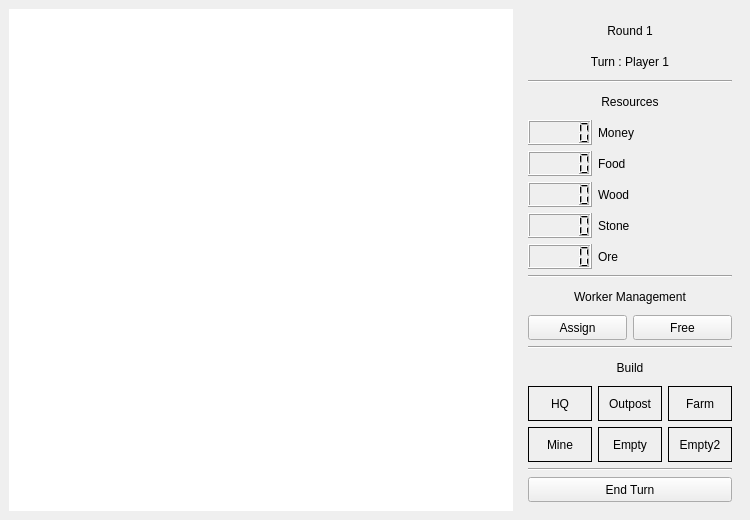
First picture: the form in Game/mapwindow.ui, repository nikkenu/Programming-3-Techniques, before the edit.
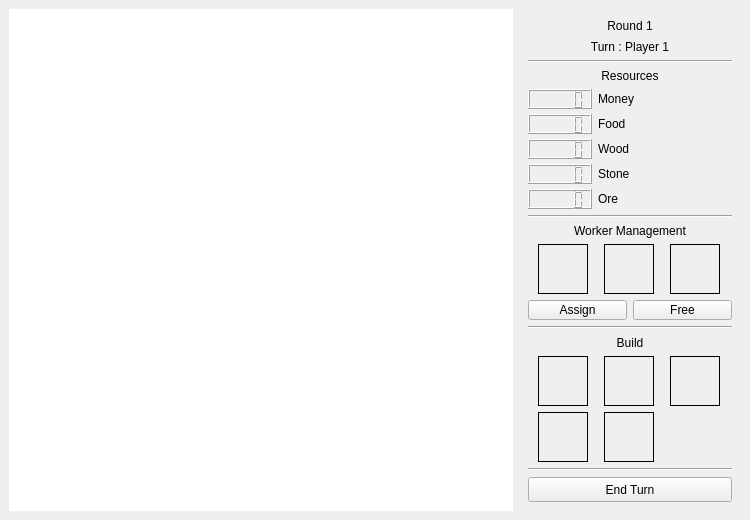
Second picture: the form after the edit. Icons and pictures are not drawn.

Diff of the .ui file:
```diff
--- a/Game/mapwindow.ui
+++ b/Game/mapwindow.ui
@@ -92,13 +92,13 @@
              <property name="minimumSize">
               <size>
                <width>0</width>
-               <height>25</height>
+               <height>15</height>
               </size>
              </property>
              <property name="maximumSize">
               <size>
                <width>16777215</width>
-               <height>25</height>
+               <height>15</height>
               </size>
              </property>
              <property name="text">
@@ -114,13 +114,13 @@
              <property name="minimumSize">
               <size>
                <width>0</width>
-               <height>25</height>
+               <height>15</height>
               </size>
              </property>
              <property name="maximumSize">
               <size>
                <width>16777215</width>
-               <height>25</height>
+               <height>15</height>
               </size>
              </property>
              <property name="text">
@@ -133,6 +133,12 @@
            </item>
            <item>
             <widget class="Line" name="line">
+             <property name="maximumSize">
+              <size>
+               <width>16777215</width>
+               <height>2</height>
+              </size>
+             </property>
              <property name="orientation">
               <enum>Qt::Horizontal</enum>
              </property>
@@ -140,16 +146,22 @@
            </item>
            <item>
             <widget class="QLabel" name="resourcesTitle">
+             <property name="sizePolicy">
+              <sizepolicy hsizetype="Preferred" vsizetype="Fixed">
+               <horstretch>0</horstretch>
+               <verstretch>0</verstretch>
+              </sizepolicy>
+             </property>
              <property name="minimumSize">
               <size>
                <width>0</width>
-               <height>25</height>
+               <height>15</height>
               </size>
              </property>
              <property name="maximumSize">
               <size>
                <width>16777215</width>
-               <height>25</height>
+               <height>15</height>
               </size>
              </property>
              <property name="text">
@@ -162,40 +174,70 @@
            </item>
            <item>
             <layout class="QFormLayout" name="formLayout">
+             <property name="fieldGrowthPolicy">
+              <enum>QFormLayout::ExpandingFieldsGrow</enum>
+             </property>
+             <property name="rowWrapPolicy">
+              <enum>QFormLayout::DontWrapRows</enum>
+             </property>
              <property name="labelAlignment">
               <set>Qt::AlignCenter</set>
              </property>
              <property name="formAlignment">
               <set>Qt::AlignHCenter|Qt::AlignTop</set>
              </property>
+             <property name="horizontalSpacing">
+              <number>6</number>
+             </property>
+             <property name="verticalSpacing">
+              <number>5</number>
+             </property>
+             <property name="topMargin">
+              <number>0</number>
+             </property>
+             <property name="bottomMargin">
+              <number>0</number>
+             </property>
              <item row="0" column="0">
               <widget class="QLCDNumber" name="moneyLCDNumber">
+               <property name="sizePolicy">
+                <sizepolicy hsizetype="Expanding" vsizetype="Expanding">
+                 <horstretch>0</horstretch>
+                 <verstretch>0</verstretch>
+                </sizepolicy>
+               </property>
                <property name="minimumSize">
                 <size>
                  <width>0</width>
-                 <height>25</height>
+                 <height>20</height>
                 </size>
                </property>
                <property name="maximumSize">
                 <size>
                  <width>16777215</width>
-                 <height>25</height>
+                 <height>5355</height>
                 </size>
                </property>
               </widget>
              </item>
              <item row="0" column="1">
               <widget class="QLabel" name="moneyTitle">
+               <property name="sizePolicy">
+                <sizepolicy hsizetype="Expanding" vsizetype="Expanding">
+                 <horstretch>0</horstretch>
+                 <verstretch>0</verstretch>
+                </sizepolicy>
+               </property>
                <property name="minimumSize">
                 <size>
                  <width>0</width>
-                 <height>25</height>
+                 <height>20</height>
                 </size>
                </property>
                <property name="maximumSize">
                 <size>
                  <width>16777215</width>
-                 <height>25</height>
+                 <height>5355</height>
                 </size>
                </property>
                <property name="text">
@@ -205,32 +247,44 @@
              </item>
              <item row="1" column="0">
               <widget class="QLCDNumber" name="foodLCDNumber">
+               <property name="sizePolicy">
+                <sizepolicy hsizetype="Expanding" vsizetype="Expanding">
+                 <horstretch>0</horstretch>
+                 <verstretch>0</verstretch>
+                </sizepolicy>
+               </property>
                <property name="minimumSize">
                 <size>
                  <width>0</width>
-                 <height>25</height>
+                 <height>20</height>
                 </size>
                </property>
                <property name="maximumSize">
                 <size>
                  <width>16777215</width>
-                 <height>25</height>
+                 <height>5355</height>
                 </size>
                </property>
               </widget>
              </item>
              <item row="1" column="1">
               <widget class="QLabel" name="foodTitle">
+               <property name="sizePolicy">
+                <sizepolicy hsizetype="Expanding" vsizetype="Expanding">
+                 <horstretch>0</horstretch>
+                 <verstretch>0</verstretch>
+                </sizepolicy>
+               </property>
                <property name="minimumSize">
                 <size>
                  <width>0</width>
-                 <height>25</height>
+                 <height>20</height>
                 </size>
                </property>
                <property name="maximumSize">
                 <size>
                  <width>16777215</width>
-                 <height>25</height>
+                 <height>5355</height>
                 </size>
                </property>
                <property name="text">
@@ -240,32 +294,44 @@
              </item>
              <item row="2" column="0">
               <widget class="QLCDNumber" name="woodLCDNumber">
+               <property name="sizePolicy">
+                <sizepolicy hsizetype="Expanding" vsizetype="Expanding">
+                 <horstretch>0</horstretch>
+                 <verstretch>0</verstretch>
+                </sizepolicy>
+               </property>
                <property name="minimumSize">
                 <size>
                  <width>0</width>
-                 <height>25</height>
+                 <height>20</height>
                 </size>
                </property>
                <property name="maximumSize">
                 <size>
                  <width>16777215</width>
-                 <height>25</height>
+                 <height>5355</height>
                 </size>
                </property>
               </widget>
              </item>
              <item row="2" column="1">
               <widget class="QLabel" name="woodTitle">
+               <property name="sizePolicy">
+                <sizepolicy hsizetype="Expanding" vsizetype="Expanding">
+                 <horstretch>0</horstretch>
+                 <verstretch>0</verstretch>
+                </sizepolicy>
+               </property>
                <property name="minimumSize">
                 <size>
                  <width>0</width>
-                 <height>25</height>
+                 <height>20</height>
                 </size>
                </property>
                <property name="maximumSize">
                 <size>
                  <width>16777215</width>
-                 <height>25</height>
+                 <height>5355</height>
                 </size>
                </property>
                <property name="text">
@@ -275,32 +341,44 @@
              </item>
              <item row="3" column="0">
               <widget class="QLCDNumber" name="stoneLCDNumber">
+               <property name="sizePolicy">
+                <sizepolicy hsizetype="Expanding" vsizetype="Expanding">
+                 <horstretch>0</horstretch>
+                 <verstretch>0</verstretch>
+                </sizepolicy>
+               </property>
                <property name="minimumSize">
                 <size>
                  <width>0</width>
-                 <height>25</height>
+                 <height>20</height>
                 </size>
                </property>
                <property name="maximumSize">
                 <size>
                  <width>16777215</width>
-                 <height>25</height>
+                 <height>5355</height>
                 </size>
                </property>
               </widget>
              </item>
              <item row="3" column="1">
               <widget class="QLabel" name="stoneTitle">
+               <property name="sizePolicy">
+                <sizepolicy hsizetype="Expanding" vsizetype="Expanding">
+                 <horstretch>0</horstretch>
+                 <verstretch>0</verstretch>
+                </sizepolicy>
+               </property>
                <property name="minimumSize">
                 <size>
                  <width>0</width>
-                 <height>25</height>
+                 <height>20</height>
                 </size>
                </property>
                <property name="maximumSize">
                 <size>
                  <width>16777215</width>
-                 <height>25</height>
+                 <height>5355</height>
                 </size>
                </property>
                <property name="text">
@@ -310,32 +388,44 @@
              </item>
              <item row="4" column="0">
               <widget class="QLCDNumber" name="oreLCDNumber">
+               <property name="sizePolicy">
+                <sizepolicy hsizetype="Expanding" vsizetype="Expanding">
+                 <horstretch>0</horstretch>
+                 <verstretch>0</verstretch>
+                </sizepolicy>
+               </property>
                <property name="minimumSize">
                 <size>
                  <width>0</width>
-                 <height>25</height>
+                 <height>20</height>
                 </size>
                </property>
                <property name="maximumSize">
                 <size>
                  <width>16777215</width>
-                 <height>25</height>
+                 <height>5355</height>
                 </size>
                </property>
               </widget>
              </item>
              <item row="4" column="1">
               <widget class="QLabel" name="oreTitle">
+               <property name="sizePolicy">
+                <sizepolicy hsizetype="Expanding" vsizetype="Expanding">
+                 <horstretch>0</horstretch>
+                 <verstretch>0</verstretch>
+                </sizepolicy>
+               </property>
                <property name="minimumSize">
                 <size>
                  <width>0</width>
-                 <height>25</height>
+                 <height>20</height>
                 </size>
                </property>
                <property name="maximumSize">
                 <size>
                  <width>16777215</width>
-                 <height>25</height>
+                 <height>5355</height>
                 </size>
                </property>
                <property name="text">
@@ -347,6 +437,18 @@
            </item>
            <item>
             <widget class="Line" name="line_2">
+             <property name="sizePolicy">
+              <sizepolicy hsizetype="Preferred" vsizetype="Fixed">
+               <horstretch>0</horstretch>
+               <verstretch>0</verstretch>
+              </sizepolicy>
+             </property>
+             <property name="maximumSize">
+              <size>
+               <width>16777215</width>
+               <height>2</height>
+              </size>
+             </property>
              <property name="orientation">
               <enum>Qt::Horizontal</enum>
              </property>
@@ -354,16 +456,22 @@
            </item>
            <item>
             <widget class="QLabel" name="workerManagementTitle">
+             <property name="sizePolicy">
+              <sizepolicy hsizetype="Preferred" vsizetype="Fixed">
+               <horstretch>0</horstretch>
+               <verstretch>0</verstretch>
+              </sizepolicy>
+             </property>
              <property name="minimumSize">
               <size>
                <width>0</width>
-               <height>25</height>
+               <height>15</height>
               </size>
              </property>
              <property name="maximumSize">
               <size>
                <width>16777215</width>
-               <height>25</height>
+               <height>15</height>
               </size>
              </property>
              <property name="text">
@@ -375,7 +483,128 @@
             </widget>
            </item>
            <item>
-            <layout class="QHBoxLayout" name="workerManagementBoxLayout"/>
+            <layout class="QGridLayout" name="workerManagementGrid">
+             <item row="0" column="0">
+              <widget class="QLabel" name="workerLabel">
+               <property name="sizePolicy">
+                <sizepolicy hsizetype="Preferred" vsizetype="Preferred">
+                 <horstretch>0</horstretch>
+                 <verstretch>0</verstretch>
+                </sizepolicy>
+               </property>
+               <property name="minimumSize">
+                <size>
+                 <width>50</width>
+                 <height>50</height>
+                </size>
+               </property>
+               <property name="maximumSize">
+                <size>
+                 <width>50</width>
+                 <height>50</height>
+                </size>
+               </property>
+               <property name="cursor">
+                <cursorShape>ArrowCursor</cursorShape>
+               </property>
+               <property name="toolTip">
+                <string>worker</string>
+               </property>
+               <property name="frameShape">
+                <enum>QFrame::Box</enum>
+               </property>
+               <property name="text">
+                <string/>
+               </property>
+               <property name="pixmap">
+                <pixmap resource="resources.qrc">:/images/images/worker.png</pixmap>
+               </property>
+               <property name="scaledContents">
+                <bool>true</bool>
+               </property>
+              </widget>
+             </item>
+             <item row="0" column="1">
+              <widget class="QLabel" name="farmerLabel">
+               <property name="sizePolicy">
+                <sizepolicy hsizetype="Preferred" vsizetype="Preferred">
+                 <horstretch>0</horstretch>
+                 <verstretch>0</verstretch>
+                </sizepolicy>
+               </property>
+               <property name="minimumSize">
+                <size>
+                 <width>50</width>
+                 <height>50</height>
+                </size>
+               </property>
+               <property name="maximumSize">
+                <size>
+                 <width>50</width>
+                 <height>50</height>
+                </size>
+               </property>
+               <property name="cursor">
+                <cursorShape>ArrowCursor</cursorShape>
+               </property>
+               <property name="toolTip">
+                <string>farmer</string>
+               </property>
+               <property name="frameShape">
+                <enum>QFrame::Box</enum>
+               </property>
+               <property name="text">
+                <string/>
+               </property>
+               <property name="pixmap">
+                <pixmap resource="resources.qrc">:/images/images/farmer.png</pixmap>
+               </property>
+               <property name="scaledContents">
+                <bool>true</bool>
+               </property>
+              </widget>
+             </item>
+             <item row="0" column="2">
+              <widget class="QLabel" name="minerLabel">
+               <property name="sizePolicy">
+                <sizepolicy hsizetype="Preferred" vsizetype="Preferred">
+                 <horstretch>0</horstretch>
+                 <verstretch>0</verstretch>
+                </sizepolicy>
+               </property>
+               <property name="minimumSize">
+                <size>
+                 <width>50</width>
+                 <height>50</height>
+                </size>
+               </property>
+               <property name="maximumSize">
+                <size>
+                 <width>50</width>
+                 <height>50</height>
+                </size>
+               </property>
+               <property name="cursor">
+                <cursorShape>ArrowCursor</cursorShape>
+               </property>
+               <property name="toolTip">
+                <string>miner</string>
+               </property>
+               <property name="frameShape">
+                <enum>QFrame::Box</enum>
+               </property>
+               <property name="text">
+                <string/>
+               </property>
+               <property name="pixmap">
+                <pixmap resource="resources.qrc">:/images/images/miner.png</pixmap>
+               </property>
+               <property name="scaledContents">
+                <bool>true</bool>
+               </property>
+              </widget>
+             </item>
+            </layout>
            </item>
           </layout>
          </item>
@@ -386,13 +615,13 @@
              <property name="minimumSize">
               <size>
                <width>0</width>
-               <height>25</height>
+               <height>20</height>
               </size>
              </property>
              <property name="maximumSize">
               <size>
                <width>16777215</width>
-               <height>25</height>
+               <height>20</height>
               </size>
              </property>
              <property name="text">
@@ -405,13 +634,13 @@
              <property name="minimumSize">
               <size>
                <width>0</width>
-               <height>25</height>
+               <height>20</height>
               </size>
              </property>
              <property name="maximumSize">
               <size>
                <width>16777215</width>
-               <height>25</height>
+               <height>20</height>
               </size>
              </property>
              <property name="text">
@@ -423,6 +652,9 @@
          </item>
          <item>
           <widget class="Line" name="line_3">
+           <property name="autoFillBackground">
+            <bool>false</bool>
+           </property>
            <property name="orientation">
             <enum>Qt::Horizontal</enum>
            </property>
@@ -433,13 +665,13 @@
            <property name="minimumSize">
             <size>
              <width>0</width>
-             <height>25</height>
+             <height>15</height>
             </size>
            </property>
            <property name="maximumSize">
             <size>
              <width>16777215</width>
-             <height>25</height>
+             <height>15</height>
             </size>
            </property>
            <property name="text">
@@ -454,11 +686,38 @@
           <layout class="QGridLayout" name="gridLayout_3">
            <item row="0" column="2">
             <widget class="QLabel" name="farmLabel">
+             <property name="sizePolicy">
+              <sizepolicy hsizetype="Preferred" vsizetype="Preferred">
+               <horstretch>0</horstretch>
+               <verstretch>0</verstretch>
+              </sizepolicy>
+             </property>
+             <property name="minimumSize">
+              <size>
+               <width>50</width>
+               <height>50</height>
+              </size>
+             </property>
+             <property name="maximumSize">
+              <size>
+               <width>50</width>
+               <height>50</height>
+              </size>
+             </property>
+             <property name="toolTip">
+              <string>farm</string>
+             </property>
              <property name="frameShape">
               <enum>QFrame::Box</enum>
              </property>
              <property name="text">
-              <string>Farm</string>
+              <string/>
+             </property>
+             <property name="pixmap">
+              <pixmap resource="resources.qrc">:/images/images/scarecrow.png</pixmap>
+             </property>
+             <property name="scaledContents">
+              <bool>true</bool>
              </property>
              <property name="alignment">
               <set>Qt::AlignCenter</set>
@@ -467,11 +726,38 @@
            </item>
            <item row="0" column="1">
             <widget class="QLabel" name="outpostLabel">
+             <property name="sizePolicy">
+              <sizepolicy hsizetype="Preferred" vsizetype="Preferred">
+               <horstretch>0</horstretch>
+               <verstretch>0</verstretch>
+              </sizepolicy>
+             </property>
+             <property name="minimumSize">
+              <size>
+               <width>50</width>
+               <height>50</height>
+              </size>
+             </property>
+             <property name="maximumSize">
+              <size>
+               <width>50</width>
+               <height>50</height>
+              </size>
+             </property>
+             <property name="toolTip">
+              <string>outpost</string>
+             </property>
              <property name="frameShape">
               <enum>QFrame::Box</enum>
              </property>
              <property name="text">
-              <string>Outpost</string>
+              <string/>
+             </property>
+             <property name="pixmap">
+              <pixmap resource="resources.qrc">:/images/images/lighthouse.png</pixmap>
+             </property>
+             <property name="scaledContents">
+              <bool>true</bool>
              </property>
              <property name="alignment">
               <set>Qt::AlignCenter</set>
@@ -480,11 +766,41 @@
            </item>
            <item row="0" column="0">
             <widget class="QLabel" name="hqLabel">
+             <property name="sizePolicy">
+              <sizepolicy hsizetype="Preferred" vsizetype="Preferred">
+               <horstretch>0</horstretch>
+               <verstretch>0</verstretch>
+              </sizepolicy>
+             </property>
+             <property name="minimumSize">
+              <size>
+               <width>50</width>
+               <height>50</height>
+              </size>
+             </property>
+             <property name="maximumSize">
+              <size>
+               <width>50</width>
+               <height>50</height>
+              </size>
+             </property>
+             <property name="toolTip">
+              <string>headquarter</string>
+             </property>
+             <property name="autoFillBackground">
+              <bool>false</bool>
+             </property>
              <property name="frameShape">
               <enum>QFrame::Box</enum>
              </property>
              <property name="text">
-              <string>HQ</string>
+              <string/>
+             </property>
+             <property name="pixmap">
+              <pixmap resource="resources.qrc">:/images/images/headquarter.png</pixmap>
+             </property>
+             <property name="scaledContents">
+              <bool>true</bool>
              </property>
              <property name="alignment">
               <set>Qt::AlignCenter</set>
@@ -493,11 +809,38 @@
            </item>
            <item row="1" column="0">
             <widget class="QLabel" name="mineLabel">
+             <property name="sizePolicy">
+              <sizepolicy hsizetype="Preferred" vsizetype="Preferred">
+               <horstretch>0</horstretch>
+               <verstretch>0</verstretch>
+              </sizepolicy>
+             </property>
+             <property name="minimumSize">
+              <size>
+               <width>50</width>
+               <height>50</height>
+              </size>
+             </property>
+             <property name="maximumSize">
+              <size>
+               <width>50</width>
+               <height>50</height>
+              </size>
+             </property>
+             <property name="toolTip">
+              <string>mine</string>
+             </property>
              <property name="frameShape">
               <enum>QFrame::Box</enum>
              </property>
              <property name="text">
-              <string>Mine</string>
+              <string/>
+             </property>
+             <property name="pixmap">
+              <pixmap resource="resources.qrc">:/images/images/data.png</pixmap>
+             </property>
+             <property name="scaledContents">
+              <bool>true</bool>
              </property>
              <property name="alignment">
               <set>Qt::AlignCenter</set>
@@ -505,25 +848,39 @@
             </widget>
            </item>
            <item row="1" column="1">
-            <widget class="QLabel" name="label_15">
-             <property name="frameShape">
-              <enum>QFrame::Box</enum>
+            <widget class="QLabel" name="oilrigLabel">
+             <property name="sizePolicy">
+              <sizepolicy hsizetype="Preferred" vsizetype="Preferred">
+               <horstretch>0</horstretch>
+               <verstretch>0</verstretch>
+              </sizepolicy>
              </property>
-             <property name="text">
-              <string>Empty</string>
+             <property name="minimumSize">
+              <size>
+               <width>50</width>
+               <height>50</height>
+              </size>
              </property>
-             <property name="alignment">
-              <set>Qt::AlignCenter</set>
+             <property name="maximumSize">
+              <size>
+               <width>50</width>
+               <height>50</height>
+              </size>
              </property>
-            </widget>
-           </item>
-           <item row="1" column="2">
-            <widget class="QLabel" name="label_16">
+             <property name="toolTip">
+              <string>oilrig</string>
+             </property>
              <property name="frameShape">
               <enum>QFrame::Box</enum>
              </property>
              <property name="text">
-              <string>Empty2</string>
+              <string/>
+             </property>
+             <property name="pixmap">
+              <pixmap resource="resources.qrc">:/images/images/oilrig.png</pixmap>
+             </property>
+             <property name="scaledContents">
+              <bool>true</bool>
              </property>
              <property name="alignment">
               <set>Qt::AlignCenter</set>
```
Left out of the diff: 9 changed lines with no effect on the pictures.
